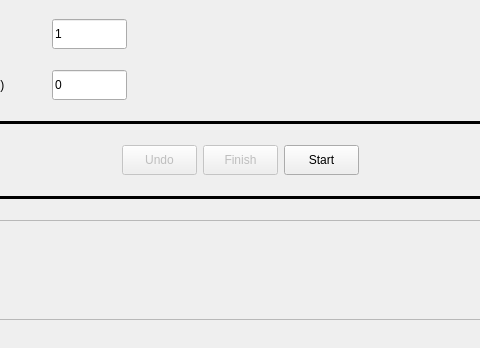
Qt form region_grow/region_grow_dialog_base.ui (gro5-AberUni/RegionGrow) before a commit; both pictures show x 165 to 645 and y 498 to 846 of the 811 by 846 pixel window.
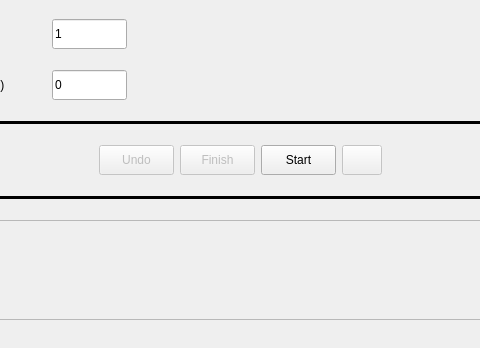
The same form after that commit. Icons and pictures are not drawn.

The edit to the form file:
```diff
--- a/region_grow/region_grow_dialog_base.ui
+++ b/region_grow/region_grow_dialog_base.ui
@@ -999,6 +999,22 @@
        </property>
       </widget>
      </item>
+     <item>
+      <widget class="QPushButton" name="activateMapTool">
+       <property name="enabled">
+        <bool>false</bool>
+       </property>
+       <property name="maximumSize">
+        <size>
+         <width>40</width>
+         <height>30</height>
+        </size>
+       </property>
+       <property name="text">
+        <string/>
+       </property>
+      </widget>
+     </item>
      <item>
       <spacer name="horizontalSpacer_4">
        <property name="orientation">
```
